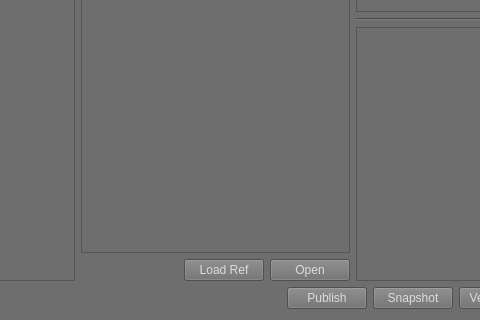
Above: ui/superSaver_UI.ui from SleepDeprivedVFX/versionUp before the change; both pictures show x 391 to 871 and y 334 to 654 of the 1027 by 654 pixel window. Below: the same form after it.
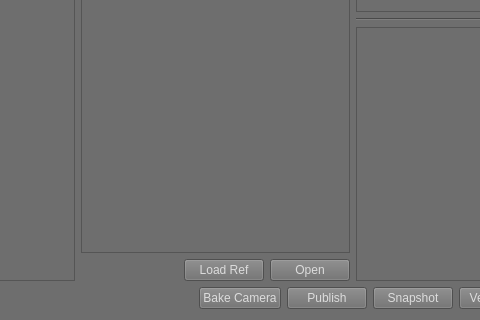
That is the form after the change.

Commit message: Added the Bake Camera tool and versioned to 1.0.2

Diff of the .ui file:
```diff
--- a/ui/superSaver_UI.ui
+++ b/ui/superSaver_UI.ui
@@ -466,6 +466,13 @@
        </property>
       </spacer>
      </item>
+     <item>
+      <widget class="QPushButton" name="bakeCam_btn">
+       <property name="text">
+        <string>Bake Camera</string>
+       </property>
+      </widget>
+     </item>
      <item>
       <widget class="QPushButton" name="publish_btn">
        <property name="text">
```
The commit also changes 2 other files.
